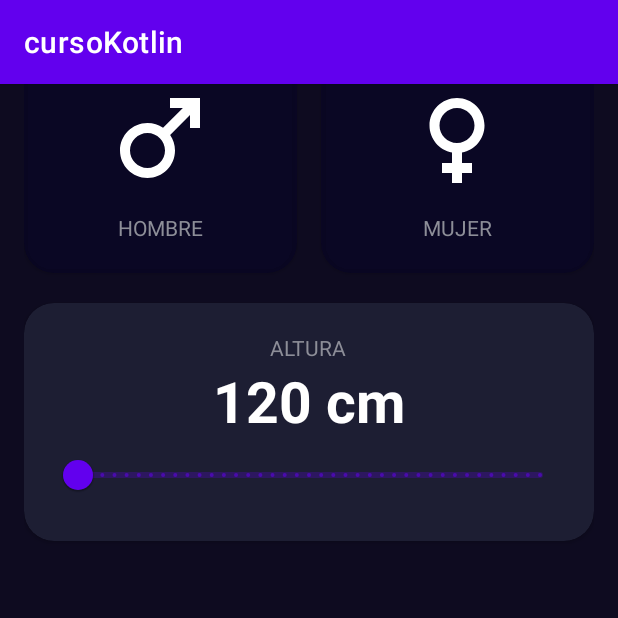
After one commit to josecantero/cursoKotlin, an Android app: the IMCAppActivity screen opened directly, with no data from a screen before it, on a phone screen of 412 x 824 dp, the top half of it. The commit adds this screen. Run offline under Robolectric (Android 15) with nearby library versions, the phone set to English and light mode, and no system bars.

Commit message:
Aplicación de Indice de Masa Corporal

```diff
--- a/app/src/main/AndroidManifest.xml
+++ b/app/src/main/AndroidManifest.xml
@@ -13,6 +13,9 @@
         android:theme="@style/Theme.CursoKotlin"
         tools:targetApi="31">
         <activity
+            android:name=".IMCCalculator.IMCAppActivity"
+            android:exported="false" />
+        <activity
             android:name=".MenuActivity"
             android:exported="true">
             <intent-filter>
@@ -26,9 +29,7 @@
             android:exported="false" />
         <activity
             android:name=".Fapp.FappActivity"
-            android:exported="true">
-
-        </activity>
+            android:exported="true"></activity>
     </application>
 
 </manifest>
--- /dev/null
+++ b/app/src/main/java/com/example/cursokotlin/IMCCalculator/IMCAppActivity.kt
@@ -0,0 +1,90 @@
+package com.example.cursokotlin.IMCCalculator
+
+import android.annotation.SuppressLint
+import android.icu.text.DecimalFormat
+import android.os.Bundle
+import android.widget.TextView
+import androidx.activity.enableEdgeToEdge
+import androidx.appcompat.app.AppCompatActivity
+import androidx.cardview.widget.CardView
+import com.example.cursokotlin.R
+import com.google.android.material.slider.RangeSlider
+
+class IMCAppActivity : AppCompatActivity() {
+    private lateinit var viewMale:CardView
+    private lateinit var viewFemale:CardView
+    private lateinit var tvHeight:TextView
+    private lateinit var rsHeight:RangeSlider
+
+    private var isMaleSelected:Boolean = true
+    private var isFemaleSelected:Boolean = false
+
+    override fun onCreate(savedInstanceState: Bundle?) {
+        super.onCreate(savedInstanceState)
+        enableEdgeToEdge()
+        setContentView(R.layout.activity_imcapp)
+
+        initComponents()
+        initListeners()
+        initUI()
+
+
+        /*ViewCompat.setOnApplyWindowInsetsListener(findViewById(R.id.main)) { v, insets ->
+            val systemBars = insets.getInsets(WindowInsetsCompat.Type.systemBars())
+            v.setPadding(systemBars.left, systemBars.top, systemBars.right, systemBars.bottom)
+            insets
+        }*/
+    }
+
+    private fun initComponents(){
+        viewMale = findViewById(R.id.leftCard)
+        viewFemale = findViewById(R.id.rightCard)
+        tvHeight = findViewById(R.id.tvHeight)
+        rsHeight = findViewById(R.id.rsHeight)
+    }
+
+    @SuppressLint("SetTextI18n")
+    private fun initListeners(){
+        viewMale.setOnClickListener{
+            changeGenderState()
+            setCardColor()
+        }
+        viewFemale.setOnClickListener{
+            changeGenderState()
+            setCardColor()
+        }
+
+        rsHeight.addOnChangeListener { _, value, _ ->
+            val df = DecimalFormat("#.##")
+
+            tvHeight.text = "${df.format(value)} cm"
+        }
+    }
+
+    private fun changeGenderState(){
+        isMaleSelected = !isMaleSelected
+        isFemaleSelected = !isFemaleSelected
+
+    }
+
+    private fun setCardColor(){
+        viewMale.setCardBackgroundColor(getBackGroundColor(isMaleSelected))
+        viewFemale.setCardBackgroundColor(getBackGroundColor(isFemaleSelected))
+    }
+
+    private fun getBackGroundColor(isSelectedComponent:Boolean):Int{
+        val colorReference = if(isSelectedComponent){
+            R.color.Background_component_selected
+        }else{
+            R.color.Background_component
+        }
+
+        return colorReference
+    }
+
+    private fun initUI() {
+        setCardColor()
+    }
+
+
+}
--- a/app/src/main/java/com/example/cursokotlin/MenuActivity.kt
+++ b/app/src/main/java/com/example/cursokotlin/MenuActivity.kt
@@ -8,6 +8,7 @@ import androidx.appcompat.app.AppCompatActivity
 import androidx.core.view.ViewCompat
 import androidx.core.view.WindowInsetsCompat
 import com.example.cursokotlin.Fapp.FappActivity
+import com.example.cursokotlin.IMCCalculator.IMCAppActivity
 
 class MenuActivity : AppCompatActivity() {
     override fun onCreate(savedInstanceState: Bundle?) {
@@ -16,8 +17,10 @@ class MenuActivity : AppCompatActivity() {
         setContentView(R.layout.activity_menu)
 
         val btnSaludapp = findViewById<Button>(R.id.btnSaludapp)
+        val btnIMCApp = findViewById<Button>(R.id.btnIMCapp)
 
         btnSaludapp.setOnClickListener{ navigateToSaludapp() }
+        btnIMCApp.setOnClickListener{ navigateToIMCapp() }
 
         ViewCompat.setOnApplyWindowInsetsListener(findViewById(R.id.main)) { v, insets ->
             val systemBars = insets.getInsets(WindowInsetsCompat.Type.systemBars())
@@ -26,6 +29,11 @@ class MenuActivity : AppCompatActivity() {
         }
     }
 
+    private fun navigateToIMCapp() {
+        val intent = Intent(this, IMCAppActivity::class.java)
+        startActivity(intent)
+    }
+
     private fun navigateToSaludapp(){
         val intent = Intent(this,  FappActivity::class.java)
         startActivity(intent)
--- /dev/null
+++ b/app/src/main/res/drawable/ic_female_white.xml
@@ -0,0 +1,5 @@
+<vector xmlns:android="http://schemas.android.com/apk/res/android" android:height="24dp" android:tint="#FFFFFF" android:viewportHeight="24" android:viewportWidth="24" android:width="24dp">
+
+    <path android:fillColor="@android:color/white" android:pathData="M17.5,9.5C17.5,6.46 15.04,4 12,4S6.5,6.46 6.5,9.5c0,2.7 1.94,4.93 4.5,5.4V17H9v2h2v2h2v-2h2v-2h-2v-2.1C15.56,14.43 17.5,12.2 17.5,9.5zM8.5,9.5C8.5,7.57 10.07,6 12,6s3.5,1.57 3.5,3.5S13.93,13 12,13S8.5,11.43 8.5,9.5z"/>
+
+</vector>
--- /dev/null
+++ b/app/src/main/res/drawable/ic_male_white.xml
@@ -0,0 +1,5 @@
+<vector xmlns:android="http://schemas.android.com/apk/res/android" android:height="24dp" android:tint="#FFFFFF" android:viewportHeight="24" android:viewportWidth="24" android:width="24dp">
+
+    <path android:fillColor="@android:color/white" android:pathData="M9.5,11c1.93,0 3.5,1.57 3.5,3.5S11.43,18 9.5,18S6,16.43 6,14.5S7.57,11 9.5,11zM9.5,9C6.46,9 4,11.46 4,14.5S6.46,20 9.5,20s5.5,-2.46 5.5,-5.5c0,-1.16 -0.36,-2.23 -0.97,-3.12L18,7.42V10h2V4h-6v2h2.58l-3.97,3.97C11.73,9.36 10.66,9 9.5,9z"/>
+
+</vector>
--- /dev/null
+++ b/app/src/main/res/layout/activity_imcapp.xml
@@ -0,0 +1,121 @@
+<?xml version="1.0" encoding="utf-8"?>
+<androidx.constraintlayout.widget.ConstraintLayout xmlns:android="http://schemas.android.com/apk/res/android"
+    xmlns:app="http://schemas.android.com/apk/res-auto"
+    xmlns:tools="http://schemas.android.com/tools"
+    android:id="@+id/main"
+    android:layout_width="match_parent"
+    android:layout_height="match_parent"
+    tools:context=".IMCCalculator.IMCAppActivity"
+    android:paddingHorizontal="16dp"
+    android:paddingTop="32dp"
+    android:background="@color/Background_app">
+
+    <androidx.cardview.widget.CardView
+        android:id="@+id/leftCard"
+        android:layout_width="0dp"
+        android:layout_height="150dp"
+        android:layout_marginEnd="8dp"
+        app:cardCornerRadius="20dp"
+        app:cardBackgroundColor="@color/Background_component_selected"
+        app:layout_constraintTop_toTopOf="parent"
+        app:layout_constraintStart_toStartOf="parent"
+        app:layout_constraintEnd_toStartOf="@id/rightCard">
+
+        <androidx.appcompat.widget.LinearLayoutCompat
+            android:layout_width="match_parent"
+            android:layout_height="match_parent"
+            android:orientation="vertical"
+            android:gravity="center">
+
+            <ImageView
+                android:layout_width="80dp"
+                android:layout_height="80dp"
+                android:src="@drawable/ic_male_white"
+
+                />
+
+            <TextView
+                android:layout_width="wrap_content"
+                android:layout_height="wrap_content"
+                android:text="@string/male"
+                android:textAllCaps="true"
+                android:layout_marginTop="10dp"
+                android:textColor="@color/Title_text"/>
+        </androidx.appcompat.widget.LinearLayoutCompat>
+    </androidx.cardview.widget.CardView>
+
+    <androidx.cardview.widget.CardView
+        android:id="@+id/rightCard"
+        android:layout_width="0dp"
+        android:layout_height="150dp"
+        android:layout_marginStart="8dp"
+        app:cardCornerRadius="20dp"
+        app:cardBackgroundColor="@color/Background_component"
+        app:layout_constraintTop_toTopOf="parent"
+        app:layout_constraintStart_toEndOf="@id/leftCard"
+        app:layout_constraintEnd_toEndOf="parent">
+
+        <androidx.appcompat.widget.LinearLayoutCompat
+            android:layout_width="match_parent"
+            android:layout_height="match_parent"
+            android:orientation="vertical"
+            android:gravity="center">
+
+            <ImageView
+                android:layout_width="80dp"
+                android:layout_height="80dp"
+                android:src="@drawable/ic_female_white"/>
+            <TextView
+                android:layout_width="wrap_content"
+                android:layout_height="wrap_content"
+                android:textAllCaps="true"
+                android:text="@string/female"
+                android:layout_marginTop="10dp"
+                android:textColor="@color/Title_text"/>
+        </androidx.appcompat.widget.LinearLayoutCompat>
+    </androidx.cardview.widget.CardView>
+
+    <androidx.cardview.widget.CardView
+        android:layout_width="0dp"
+        android:layout_height="wrap_content"
+        android:layout_marginTop="20dp"
+        app:cardBackgroundColor="@color/Background_component"
+        app:cardCornerRadius="20dp"
+        app:layout_constraintTop_toBottomOf="@+id/leftCard"
+        app:layout_constraintEnd_toEndOf="parent"
+        app:layout_constraintStart_toStartOf="parent">
+
+        <androidx.appcompat.widget.LinearLayoutCompat
+            android:layout_width="match_parent"
+            android:layout_height="wrap_content"
+            android:layout_margin="20dp"
+            android:orientation="vertical"
+            android:gravity="center">
+
+            <TextView
+                android:layout_width="wrap_content"
+                android:layout_height="wrap_content"
+                android:text="@string/height"
+                android:textAllCaps="true"
+                android:textColor="@color/Title_text"/>
+
+            <TextView
+                android:id="@+id/tvHeight"
+                android:layout_width="wrap_content"
+                android:layout_height="wrap_content"
+                android:text="120 cm"
+                android:textColor="@color/white"
+                android:textSize="38sp"
+                android:textStyle="bold"/>
+
+            <com.google.android.material.slider.RangeSlider
+                android:id="@+id/rsHeight"
+                android:layout_width="match_parent"
+                android:layout_height="wrap_content"
+                android:stepSize="1"
+                android:valueFrom="120"
+                android:valueTo="200"/>
+        </androidx.appcompat.widget.LinearLayoutCompat>
+
+    </androidx.cardview.widget.CardView>
+</androidx.constraintlayout.widget.ConstraintLayout>
--- a/app/src/main/res/layout/activity_menu.xml
+++ b/app/src/main/res/layout/activity_menu.xml
@@ -15,5 +15,11 @@
         android:layout_height="wrap_content"
         android:text="Saluldapp"/>
 
+    <Button
+        android:id="@+id/btnIMCapp"
+        android:layout_width="match_parent"
+        android:layout_height="wrap_content"
+        android:text="IMCapp"/>
+
 
 </LinearLayout>
--- a/app/src/main/res/values/colors.xml
+++ b/app/src/main/res/values/colors.xml
@@ -7,4 +7,10 @@
     <color name="teal_700">#FF018786</color>
     <color name="black">#FF000000</color>
     <color name="white">#FFFFFFFF</color>
+
+    <color name="Background_component">#1D1E33</color>
+    <color name="Background_component_selected">#FF111328</color>
+    <color name="Background_app">#0E0B20</color>
+    <color name="Background_button">#EB1555</color>
+    <color name="Title_text">#FF8D8E98</color>
 </resources>
--- a/app/src/main/res/values/strings.xml
+++ b/app/src/main/res/values/strings.xml
@@ -1,4 +1,7 @@
 <resources>
     <string name="app_name">cursoKotlin</string>
     <string name="hola">hola</string>
+    <string name="male">Hombre</string>
+    <string name="female">Mujer</string>
+    <string name="height">Altura</string>
 </resources>
```
